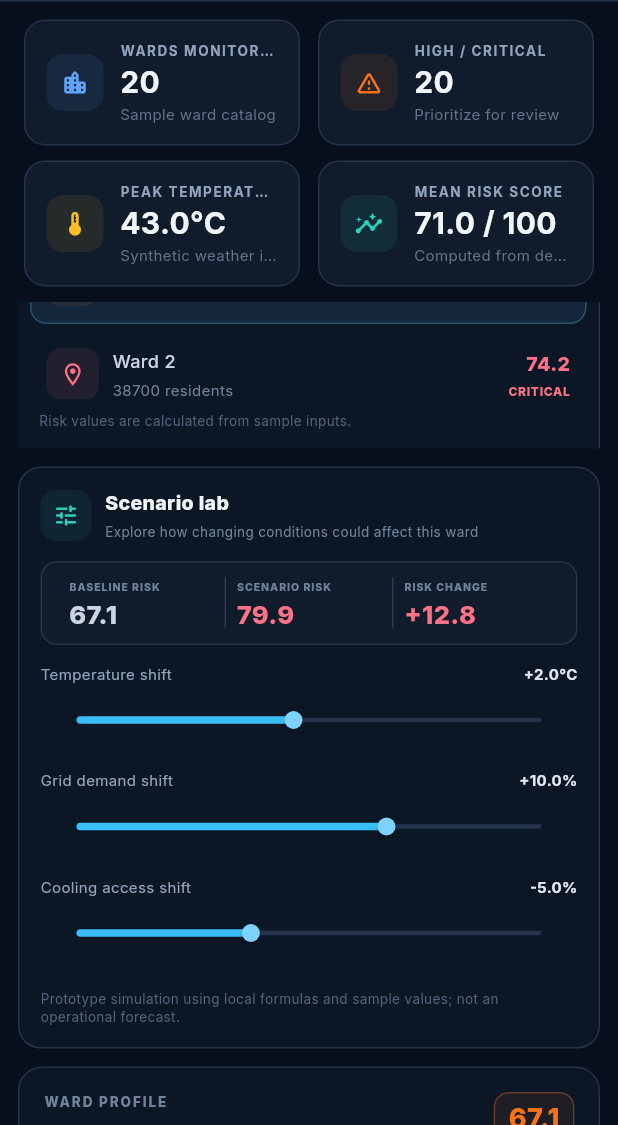
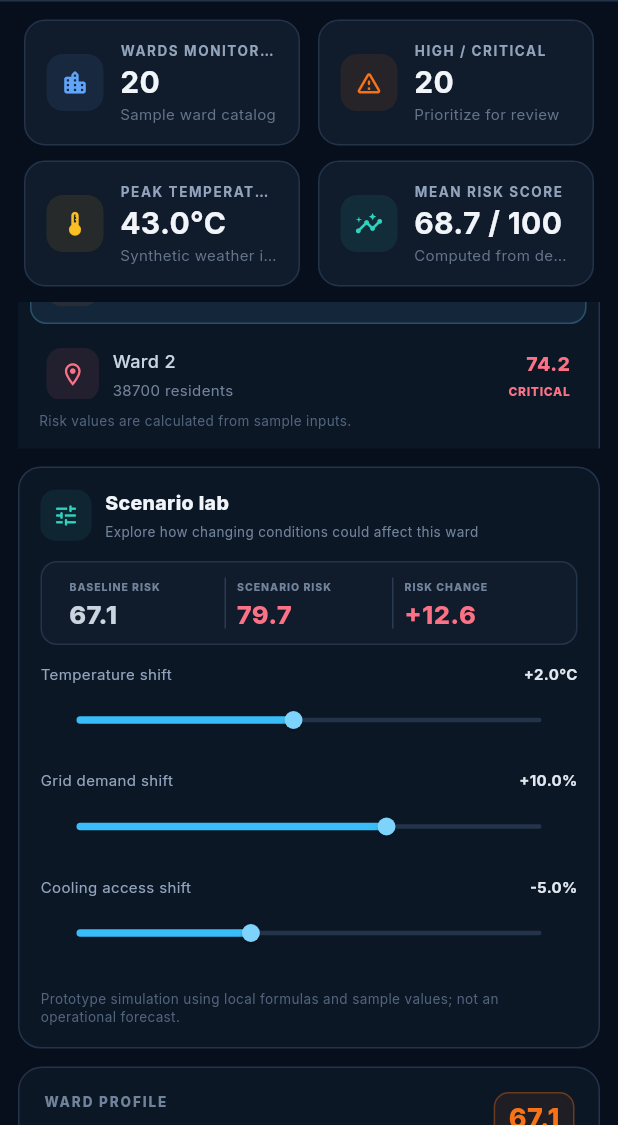
Before and after one commit to navneethvaradharaj11-dev/CoolNet-AI, a Flutter app: the screen it shows after launch, scrolled down 576 dp, on a phone screen of 412 x 824 dp, the part 111-1236 px from its top. Run offline on Flutter 3.47's test engine with Material 3 defaults, Android fonts, the phone set to English and light mode, and no system bars; our stand-ins replace flutter_map, google_fonts, latlong2; network calls fail.

Commit message:
feat(engine): synchronize risk scoring determinism and connect MLService to backend

```diff
--- a/lib/models/risk_data.dart
+++ b/lib/models/risk_data.dart
@@ -1,26 +1,44 @@
-enum RiskLevel { LOW, MODERATE, HIGH, CRITICAL }
+enum RiskLevel {
+  low,
+  moderate,
+  high,
+  critical;
 
-extension RiskLevelExtension on RiskLevel {
   String get name {
     switch (this) {
-      case RiskLevel.LOW:
+      case RiskLevel.low:
         return 'LOW';
-      case RiskLevel.MODERATE:
+      case RiskLevel.moderate:
         return 'MODERATE';
-      case RiskLevel.HIGH:
+      case RiskLevel.high:
         return 'HIGH';
-      case RiskLevel.CRITICAL:
+      case RiskLevel.critical:
         return 'CRITICAL';
     }
   }
 
   static RiskLevel fromScore(double score) {
-    if (score >= 70) return RiskLevel.CRITICAL;
-    if (score >= 50) return RiskLevel.HIGH;
-    if (score >= 30) return RiskLevel.MODERATE;
-    return RiskLevel.LOW;
+    if (score >= 70.0) return RiskLevel.critical;
+    if (score >= 50.0) return RiskLevel.high;
+    if (score >= 30.0) return RiskLevel.moderate;
+    return RiskLevel.low;
   }
+
+  // Backward-compatible constant aliases
+  // ignore: constant_identifier_names
+  static const RiskLevel LOW = RiskLevel.low;
+  // ignore: constant_identifier_names
+  static const RiskLevel MODERATE = RiskLevel.moderate;
+  // ignore: constant_identifier_names
+  static const RiskLevel HIGH = RiskLevel.high;
+  // ignore: constant_identifier_names
+  static const RiskLevel CRITICAL = RiskLevel.critical;
 }
+
+class RiskLevelExtension {
+  static RiskLevel fromScore(double score) => RiskLevel.fromScore(score);
+}
+
 
 class WeatherData {
   final String wardId;
@@ -87,6 +105,10 @@
   final double predicted30min;
   final double predicted60min;
   final String timestamp;
+  final bool isModelInference;
+  final String modelVersion;
+  final String dataStatus; // 'real', 'simulated', 'estimated', 'demo_mode'
+  final List<FeatureContribution> featureContributions;
 
   const RiskPrediction({
     required this.wardId,
@@ -95,7 +117,69 @@
     required this.predicted30min,
     required this.predicted60min,
     required this.timestamp,
+    this.isModelInference = false,
+    this.modelVersion = '1.0.0 (Prototype)',
+    this.dataStatus = 'simulated',
+    this.featureContributions = const [],
   });
+}
+
+class KeyFactorItem {
+  final String factor;
+  final double contribution;
+  final String explanation;
+
+  const KeyFactorItem({
+    required this.factor,
+    required this.contribution,
+    required this.explanation,
+  });
+
+  factory KeyFactorItem.fromJson(Map<String, dynamic> json) {
+    return KeyFactorItem(
+      factor: json['factor'] as String? ?? '',
+      contribution: (json['contribution'] as num?)?.toDouble() ?? 0.0,
+      explanation: json['explanation'] as String? ?? '',
+    );
+  }
+}
+
+class ExplanationResult {
+  final String summary;
+  final String riskInterpretation;
+  final List<KeyFactorItem> keyFactors;
+  final List<String> recommendedActions;
+  final String dataQualityNote;
+  final List<String> limitations;
+  final bool isLLMGenerated;
+
+  const ExplanationResult({
+    required this.summary,
+    required this.riskInterpretation,
+    required this.keyFactors,
+    required this.recommendedActions,
+    required this.dataQualityNote,
+    required this.limitations,
+    this.isLLMGenerated = false,
+  });
+
+  factory ExplanationResult.fromJson(Map<String, dynamic> json, {bool isLLM = true}) {
+    return ExplanationResult(
+      summary: json['summary'] as String? ?? '',
+      riskInterpretation: json['risk_interpretation'] as String? ?? '',
+      keyFactors: (json['key_factors'] as List? ?? [])
+          .map((item) => KeyFactorItem.fromJson(item as Map<String, dynamic>))
+          .toList(),
+      recommendedActions: (json['recommended_actions'] as List? ?? [])
+          .map((item) => item.toString())
+          .toList(),
+      dataQualityNote: json['data_quality_note'] as String? ?? '',
+      limitations: (json['limitations'] as List? ?? [])
+          .map((item) => item.toString())
+          .toList(),
+      isLLMGenerated: isLLM,
+    );
+  }
 }
 
 class RiskExplanation {
--- a/lib/physics/heat_index.dart
+++ b/lib/physics/heat_index.dart
@@ -6,11 +6,11 @@
   /// Calculates Heat Index in Celsius given temperature (°C) and relative humidity (%)
   static double calculate(double tempC, double humidityPct) {
     // Convert Celsius to Fahrenheit for NWS regression
-    final double T = (tempC * 9 / 5) + 32;
-    final double RH = humidityPct;
+    final double t = (tempC * 9 / 5) + 32;
+    final double rh = humidityPct.clamp(0.0, 100.0);
 
     // Simple Heat Index formula fallback for cool/moderate conditions
-    final double simpleHI = 0.5 * (T + 61.0 + ((T - 68.0) * 1.2) + (RH * 0.094));
+    final double simpleHI = 0.5 * (t + 61.0 + ((t - 68.0) * 1.2) + (rh * 0.094));
     if (simpleHI < 80) {
       final celsius = (simpleHI - 32) * 5 / 9;
       return double.parse(celsius.toStringAsFixed(1));
@@ -28,21 +28,21 @@
     const double c9 = -0.00000199;
 
     double hi = c1 +
-        (c2 * T) +
-        (c3 * RH) +
-        (c4 * T * RH) +
-        (c5 * T * T) +
-        (c6 * RH * RH) +
-        (c7 * T * T * RH) +
-        (c8 * T * RH * RH) +
-        (c9 * T * T * RH * RH);
+        (c2 * t) +
+        (c3 * rh) +
+        (c4 * t * rh) +
+        (c5 * t * t) +
+        (c6 * rh * rh) +
+        (c7 * t * t * rh) +
+        (c8 * t * rh * rh) +
+        (c9 * t * t * rh * rh);
 
     // Apply boundary adjustments
-    if (RH < 13 && T >= 80 && T <= 112) {
-      final double adj = ((13 - RH) / 4) * sqrt((17 - (T - 95).abs()) / 17);
+    if (rh < 13 && t >= 80 && t <= 112) {
+      final double adj = ((13 - rh) / 4) * sqrt((17 - (t - 95).abs()) / 17);
       hi -= adj;
-    } else if (RH > 85 && T >= 80 && T <= 87) {
-      final double adj = ((RH - 85) / 10) * ((87 - T) / 5);
+    } else if (rh > 85 && t >= 80 && t <= 87) {
+      final double adj = ((rh - 85) / 10) * ((87 - t) / 5);
       hi += adj;
     }
 
--- a/lib/services/ml_service.dart
+++ b/lib/services/ml_service.dart
@@ -1,12 +1,187 @@
+import 'dart:async';
+import 'dart:convert';
+import 'package:http/http.dart' as http;
 import '../models/risk_data.dart';
 import '../physics/heat_index.dart';
 import 'mock_data_service.dart';
 
 class MLService {
+  static const String backendBaseUrl = 'http://127.0.0.1:8000';
+  static const Duration requestTimeout = Duration(milliseconds: 1500);
+
+  /// Performs risk prediction for a ward.
+  /// Attempts to call the local ONNX backend first; if unavailable or timing out,
+  /// falls back deterministically to the calibrated local prototype engine.
   static Future<RiskPrediction> predictWardRisk(String wardId) async {
+    final weather = MockDataService.getWeatherData(wardId);
+    final grid = MockDataService.getGridData(wardId);
+    final vuln = MockDataService.getVulnerabilityData(wardId);
+    final ward = MockDataService.wards.firstWhere(
+      (w) => w.id == wardId,
+      orElse: () => MockDataService.wards.first,
+    );
+
+    try {
+      final uri = Uri.parse('$backendBaseUrl/api/predict');
+      final payload = jsonEncode({
+        'ward_id': wardId,
+        'temperature': weather.temperature,
+        'humidity': weather.humidity,
+        'heat_index': weather.heatIndex,
+        'electricity_demand': grid.electricityDemand,
+        'outage_probability': grid.historicalOutageFreq,
+        'population_density': ward.populationDensity.toDouble(),
+        'vulnerability_index': vuln.vulnerabilityScore / 100.0,
+      });
+
+      final response = await http
+          .post(
+            uri,
+            headers: {'Content-Type': 'application/json'},
+            body: payload,
+          )
+          .timeout(requestTimeout);
+
+      if (response.statusCode == 200) {
+        final Map<String, dynamic> data = jsonDecode(response.body);
+        final double score = (data['compound_risk_score'] as num).toDouble();
+        final List<FeatureContribution> contributions = (data['feature_contributions'] as List? ?? [])
+            .map((item) => FeatureContribution(
+                  feature: item['feature'] as String,
+                  displayName: item['display_name'] as String,
+                  value: (item['value'] as num).toDouble(),
+                  unit: item['unit'] as String,
+                  importanceWeight: (item['importance_weight'] as num).toDouble(),
+                  contributionScore: (item['contribution_score'] as num).toDouble(),
+                  description: item['description'] as String,
+                ))
+            .toList();
+
+        return RiskPrediction(
+          wardId: wardId,
+          compoundRiskScore: score,
+          riskLevel: RiskLevelExtension.fromScore(score),
+          predicted30min: double.parse((score + 3).clamp(0, 100).toStringAsFixed(1)),
+          predicted60min: double.parse((score + 7).clamp(0, 100).toStringAsFixed(1)),
+          timestamp: data['timestamp'] as String? ?? DateTime.now().toIso8601String(),
+          isModelInference: data['is_model_inference'] as bool? ?? true,
+          modelVersion: data['model_version'] as String? ?? '1.0.0 (ONNX Ensemble)',
+          dataStatus: data['data_status'] as String? ?? 'validated_inference',
+          featureContributions: contributions,
+        );
+      }
+    } catch (_) {
+      // Backend not running or timeout; seamlessly use deterministic local engine
+    }
+
+    // Deterministic calibrated local fallback
     return MockDataService.getRiskPrediction(wardId);
   }
 
+  /// Retrieves structured Explainable AI insights for a ward prediction.
+  /// Calls the Python explanation backend (with LLM anti-hallucination validation)
+  /// or returns a calibrated, rule-based evidence synthesis fallback.
+  static Future<ExplanationResult> getRiskExplanationResult(
+    String wardId,
+    RiskPrediction prediction,
+  ) async {
+    final weather = MockDataService.getWeatherData(wardId);
+    final grid = MockDataService.getGridData(wardId);
+
+    try {
+      final uri = Uri.parse('$backendBaseUrl/api/explain');
+      final payload = jsonEncode({
+        'ward_id': wardId,
+        'risk_score': prediction.compoundRiskScore,
+        'risk_level': prediction.riskLevel.name,
+        'data': {
+          'temperature': weather.temperature,
+          'heat_index': weather.heatIndex,
+          'electricity_demand': grid.electricityDemand,
+        },
+        'shap_factors': prediction.featureContributions
+            .map((fc) => {
+                  'feature': fc.feature,
+                  'contribution': fc.contributionScore,
+                })
+            .toList(),
+      });
+
+      final response = await http
+          .post(
+            uri,
+            headers: {'Content-Type': 'application/json'},
+            body: payload,
+          )
+          .timeout(const Duration(seconds: 3));
+
+      if (response.statusCode == 200) {
+        final Map<String, dynamic> data = jsonDecode(response.body);
+        return ExplanationResult.fromJson(data, isLLM: true);
+      }
+    } catch (_) {
+      // Backend offline or request timed out; return local deterministic explanation
+    }
+
+    // Local evidence-grounded non-LLM explanation fallback
+    final keyFactors = prediction.featureContributions.map((fc) {
+      return KeyFactorItem(
+        factor: fc.displayName,
+        contribution: fc.contributionScore,
+        explanation: '${fc.displayName} of ${fc.value.toStringAsFixed(1)}${fc.unit} creates compound risk pressure.',
+      );
+    }).toList();
+
+    if (keyFactors.isEmpty) {
+      keyFactors.add(KeyFactorItem(
+        factor: 'Heat Index',
+        contribution: weather.heatIndex,
+        explanation: 'Atmospheric heat index of ${weather.heatIndex.toStringAsFixed(1)}°C.',
+      ));
+      keyFactors.add(KeyFactorItem(
+        factor: 'Grid Demand',
+        contribution: grid.electricityDemand,
+        explanation: 'Power demand proxy at ${grid.electricityDemand.toStringAsFixed(0)}%.',
+      ));
+    }
+
+    final levelStr = prediction.riskLevel.name;
+    final summary = 'Ward $wardId is evaluated at $levelStr risk (${prediction.compoundRiskScore.toStringAsFixed(1)}/100) '
+        'driven primarily by high heat index (${weather.heatIndex.toStringAsFixed(1)}°C) and elevated electricity demand (${grid.electricityDemand.toStringAsFixed(0)}%).';
+
+    final interpretation = 'Thermal stress induces heavy air conditioning load, raising substation demand and compounding '
+        'heat-health vulnerabilities across the resident population.';
+
+    final recommendations = [
+      'Monitor distribution transformers for thermal strain during peak hours.',
+      'Ensure local public cooling centers and shaded water stations remain accessible.',
+      if (prediction.riskLevel == RiskLevel.high || prediction.riskLevel == RiskLevel.critical) ...[
+        'Position backup emergency mobile generators near primary healthcare clinics.',
+        'Issue voluntary peak-shaving notifications to large commercial consumers.',
+      ]
+    ];
+
+    const dataNote = 'Decision-support evaluation based on validated local demographic and meteorological inputs. '
+        'Grid metrics represent simulated proxies, not real-time utility telemetry.';
+
+    const limitations = [
+      'Model does not forecast exact equipment failure or blackout times.',
+      'Grid telemetry is simulated; utility SCADA integration is required for operational switching.',
+      'Social vulnerability reflects aggregate demographic baselines.',
+    ];
+
+    return ExplanationResult(
+      summary: summary,
+      riskInterpretation: interpretation,
+      keyFactors: keyFactors,
+      recommendedActions: recommendations,
+      dataQualityNote: dataNote,
+      limitations: limitations,
+      isLLMGenerated: false,
+    );
+  }
+
+  /// Legacy RiskExplanation for backward compatibility
   static Future<RiskExplanation> getRiskExplanation(String wardId) async {
     final weather = MockDataService.getWeatherData(wardId);
     final grid = MockDataService.getGridData(wardId);
@@ -21,11 +196,16 @@
     );
   }
 
+  /// Runs what-if scenario simulations with physical consistency.
   static Future<SimulationResult> runScenarioSimulation(SimulationInput input) async {
-    final baseline = MockDataService.getRiskPrediction(input.wardId);
+    final baseline = await predictWardRisk(input.wardId);
     final weather = MockDataService.getWeatherData(input.wardId);
     final grid = MockDataService.getGridData(input.wardId);
     final vuln = MockDataService.getVulnerabilityData(input.wardId);
+    final ward = MockDataService.wards.firstWhere(
+      (w) => w.id == input.wardId,
+      orElse: () => MockDataService.wards.first,
+    );
 
     final double newTemp = weather.temperature + input.temperatureChange;
     final double newHeatIndex = HeatIndexCalculator.calculate(newTemp, weather.humidity);
@@ -34,12 +214,42 @@
     final double newCoolingAccess = (vuln.coolingAccess + input.coolingAccessChange).clamp(0, 100);
     final double newVulnScore = (vuln.vulnerabilityScore - input.coolingAccessChange * 0.5).clamp(0, 100);
 
-    final double heatScore = (newHeatIndex - 30) * 3;
-    final double newRiskScore = (heatScore * 0.4 + newGridStress * 0.3 + newVulnScore * 0.3).clamp(0, 100);
+    double newRiskScore;
+
+    // If backend is active, run scenario through backend ONNX model
+    try {
+      final uri = Uri.parse('$backendBaseUrl/api/predict');
+      final payload = jsonEncode({
+        'ward_id': input.wardId,
+        'temperature': newTemp,
+        'humidity': weather.humidity,
+        'heat_index': newHeatIndex,
+        'electricity_demand': newDemand,
+        'outage_probability': grid.historicalOutageFreq,
+        'population_density': ward.populationDensity.toDouble(),
+        'vulnerability_index': newVulnScore / 100.0,
+      });
+
+      final response = await http
+          .post(uri, headers: {'Content-Type': 'application/json'}, body: payload)
+          .timeout(const Duration(milliseconds: 800));
+
+      if (response.statusCode == 200) {
+        final Map<String, dynamic> data = jsonDecode(response.body);
+        newRiskScore = (data['compound_risk_score'] as num).toDouble();
+      } else {
+        final double heatScore = ((newHeatIndex - 30) * 3).clamp(0, 100);
+        newRiskScore = (heatScore * 0.4 + newGridStress * 0.3 + newVulnScore * 0.3).clamp(0, 100);
+      }
+    } catch (_) {
+      final double heatScore = ((newHeatIndex - 30) * 3).clamp(0, 100);
+      newRiskScore = (heatScore * 0.4 + newGridStress * 0.3 + newVulnScore * 0.3).clamp(0, 100);
+    }
 
     final double originalRisk = baseline.compoundRiskScore;
     final double newRisk = double.parse(newRiskScore.toStringAsFixed(1));
     final double delta = double.parse((newRisk - originalRisk).toStringAsFixed(1));
+    final double finalHeatScore = ((newHeatIndex - 30) * 3).clamp(0, 100);
 
     return SimulationResult(
       originalRisk: originalRisk,
@@ -47,7 +257,7 @@
       riskDelta: delta,
       newRiskLevel: RiskLevelExtension.fromScore(newRisk),
       explanation: RiskExplanation(
-        heatStress: double.parse(heatScore.clamp(0, 100).toStringAsFixed(1)),
+        heatStress: double.parse(finalHeatScore.toStringAsFixed(1)),
         gridStress: newGridStress,
         vulnerability: newVulnScore,
         coolingAccess: 100 - newCoolingAccess,
--- a/lib/services/mock_data_service.dart
+++ b/lib/services/mock_data_service.dart
@@ -78,15 +78,52 @@
     final grid = getGridData(wardId);
     final vuln = getVulnerabilityData(wardId);
 
-    final double heatScore = (weather.heatIndex - 30) * 3;
-    final double score = (heatScore * 0.4 + grid.gridStress * 0.3 + vuln.vulnerabilityScore * 0.3).clamp(0, 100);
+    final double heatScore = ((weather.heatIndex - 30) * 3).clamp(0, 100);
+    final double rawScore = (heatScore * 0.4 + grid.gridStress * 0.3 + vuln.vulnerabilityScore * 0.3).clamp(0, 100);
+    final double score = double.parse(rawScore.toStringAsFixed(1));
+    final riskLevel = RiskLevelExtension.fromScore(score);
+
+    final contributions = [
+      FeatureContribution(
+        feature: 'heat_index',
+        displayName: 'Heat Index',
+        value: weather.heatIndex,
+        unit: '°C',
+        importanceWeight: 0.28,
+        contributionScore: double.parse((heatScore * 0.4).toStringAsFixed(1)),
+        description: 'Atmospheric thermal stress combined with humidity',
+      ),
+      FeatureContribution(
+        feature: 'electricity_demand',
+        displayName: 'Grid Demand',
+        value: grid.electricityDemand,
+        unit: '%',
+        importanceWeight: 0.22,
+        contributionScore: double.parse((grid.gridStress * 0.3).toStringAsFixed(1)),
+        description: 'Peak electrical consumption proxy',
+      ),
+      FeatureContribution(
+        feature: 'vulnerability_index',
+        displayName: 'Social Vulnerability',
+        value: vuln.vulnerabilityScore / 100.0,
+        unit: 'index',
+        importanceWeight: 0.18,
+        contributionScore: double.parse((vuln.vulnerabilityScore * 0.3).toStringAsFixed(1)),
+        description: 'Socioeconomic resilience & cooling disparity',
+      ),
+    ];
+
     return RiskPrediction(
       wardId: wardId,
-      compoundRiskScore: double.parse(score.toStringAsFixed(1)),
-      riskLevel: RiskLevelExtension.fromScore(score),
+      compoundRiskScore: score,
+      riskLevel: riskLevel,
       predicted30min: double.parse((score + 3).clamp(0, 100).toStringAsFixed(1)),
       predicted60min: double.parse((score + 7).clamp(0, 100).toStringAsFixed(1)),
       timestamp: DateTime.now().toIso8601String(),
+      isModelInference: false,
+      modelVersion: '1.0.0 (Calibrated Prototype)',
+      dataStatus: 'simulated',
+      featureContributions: contributions,
     );
   }
 }
```
